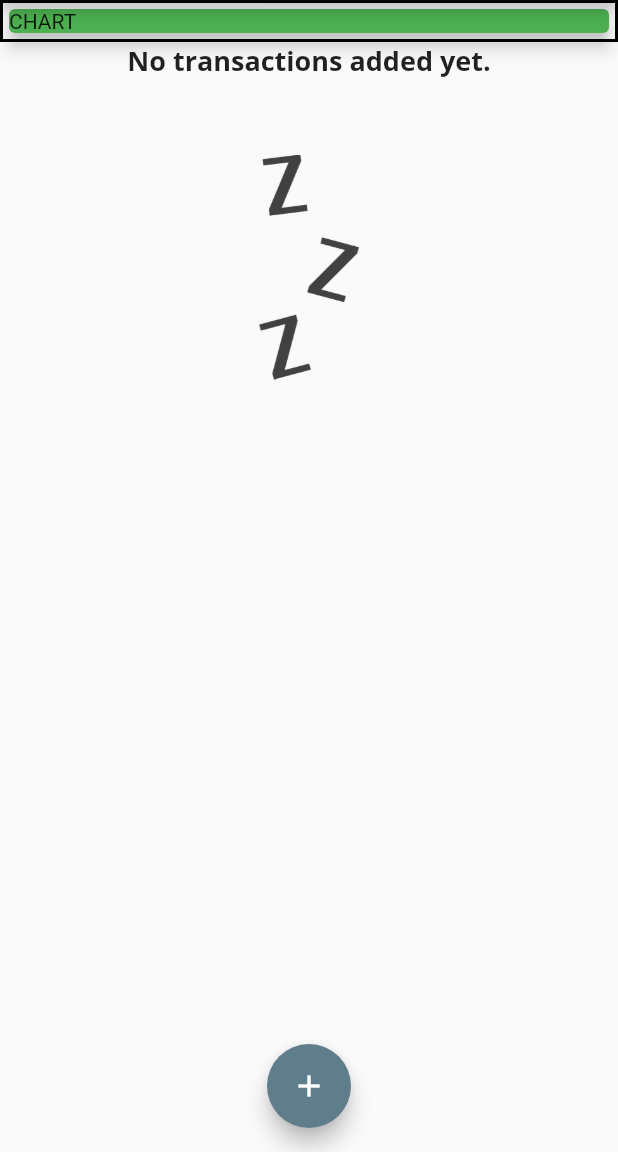
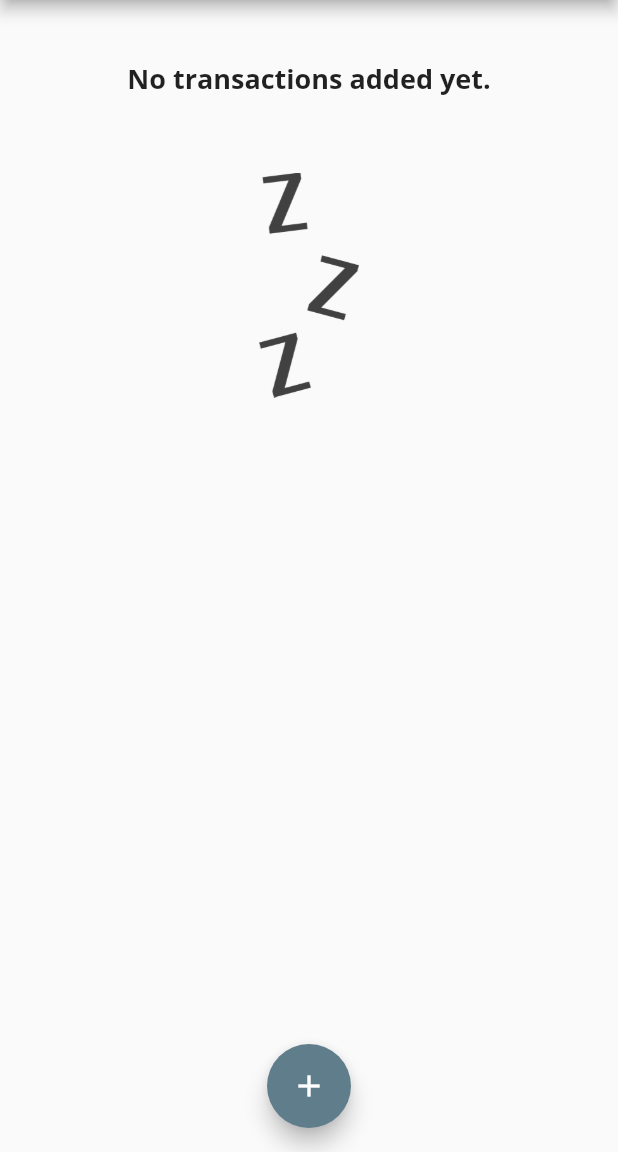
Before and after one commit to archrave/Expense-Manager-App, a Flutter app: the screen it shows after launch, on a phone screen of 412 x 824 dp, the part 84-1236 px from its top. Run offline on Flutter 3.47's test engine with Material 2 defaults, Android fonts, the phone set to English and light mode, and no system bars.

Commit message:
Added logic for weekly chart

```diff
--- a/lib/main.dart
+++ b/lib/main.dart
@@ -2,6 +2,7 @@ import 'package:flutter/material.dart';
 import './classes/transaction.dart';
 import './widgets/new_transaction.dart';
 import './widgets/list.dart';
+import './widgets/chart.dart';
 
 void main() {
   runApp(ExpenseApp());
@@ -43,6 +44,11 @@ class HomePage extends StatefulWidget {
 
 class _HomePageState extends State<HomePage> {
   final List<Transaction> _userTransactions = [];
+  List<Transaction> get _recentTransactions {
+    return _userTransactions.where((tx) {
+      return tx.date.isAfter(DateTime.now().subtract(Duration(days: 7)));
+    }).toList();
+  }
 
   void _startAddTransaction(BuildContext ctx) {
     showModalBottomSheet(
@@ -85,17 +91,7 @@ class _HomePageState extends State<HomePage> {
             //mainAxisAlignment: MainAxisAlignment.spaceAround,
             crossAxisAlignment: CrossAxisAlignment.stretch,
             children: [
-              Container(
-                width: double.infinity,
-                child: Card(
-                  color: Colors.green,
-                  child: Text("CHART"),
-                  elevation: 5,
-                ),
-                decoration: BoxDecoration(
-                  border: Border.all(color: Colors.black, width: 2),
-                ),
-              ),
+              Chart(_recentTransactions),
               TransactionList(_userTransactions),
             ],
           ),
--- a/lib/widgets/chart.dart
+++ b/lib/widgets/chart.dart
@@ -1,11 +1,40 @@
+import '../classes/transaction.dart';
 import 'package:flutter/material.dart';
+import 'package:intl/intl.dart';
 
 class Chart extends StatelessWidget {
+  List<Transaction> recentTransactions = [];
+
+  Chart(this.recentTransactions);
+
+  List<Map<String, Object>> get groupedTransactions {
+    return List.generate(7, (index) {
+      final weekDay = DateTime.now().subtract(
+        Duration(days: index),
+      );
+      double totalSum = 0.0;
+
+      for (var i = 0; i < recentTransactions.length; i++) {
+        if (recentTransactions[i].date.day == weekDay.day &&
+            recentTransactions[i].date.month == weekDay.month &&
+            recentTransactions[i].date.year == weekDay.year)
+          totalSum += recentTransactions[i].amount;
+      }
+      print(DateFormat.E().format(weekDay));
+      print(totalSum);
+      return {'day': DateFormat.E().format(weekDay), 'amount': totalSum};
+    });
+  }
+
   @override
   Widget build(BuildContext context) {
+    print(groupedTransactions);
     return Card(
       elevation: 6,
       margin: EdgeInsets.all(20),
+      child: Row(
+        children: [],
+      ),
     );
   }
 }
```
